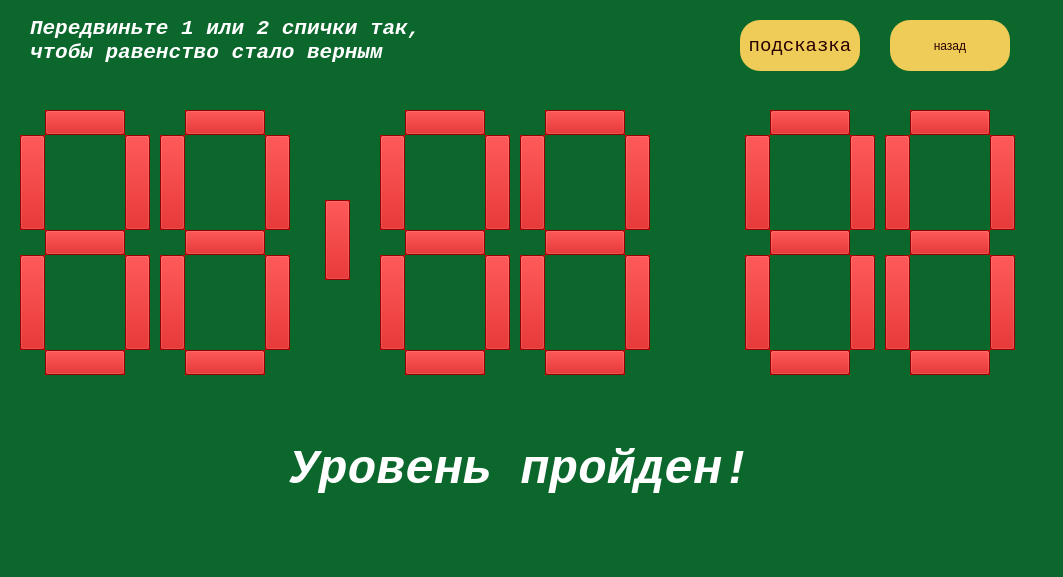
Before: the Qt Designer form matches_puzzles/gui.ui in Mihail-Ko/up, drawn with Qt 5.
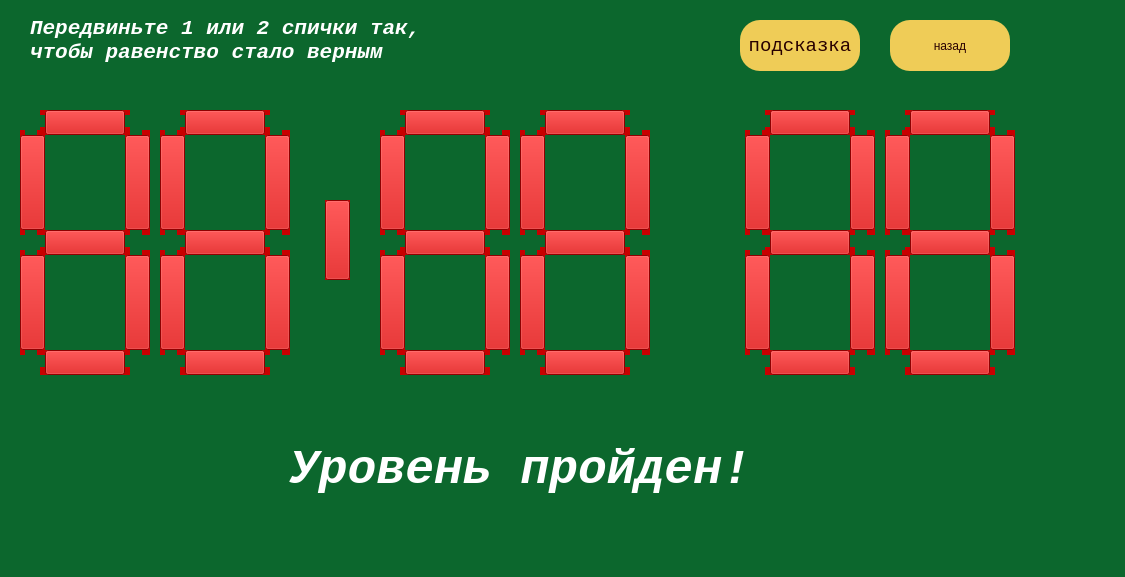
After: the same form once the commit is applied. The open tabs and pages were chosen to show the change. Icons and pictures are not drawn.

Patch:
```diff
--- a/matches_puzzles/gui.ui
+++ b/matches_puzzles/gui.ui
@@ -6,7 +6,7 @@
    <rect>
     <x>0</x>
     <y>0</y>
-    <width>1063</width>
+    <width>1125</width>
     <height>577</height>
    </rect>
   </property>
@@ -190,9 +190,9 @@
            <widget class="QLabel" name="label_h13">
             <property name="geometry">
              <rect>
-              <x>25</x>
+              <x>20</x>
               <y>240</y>
-              <width>80</width>
+              <width>90</width>
               <height>25</height>
              </rect>
             </property>
@@ -207,9 +207,9 @@
             <property name="geometry">
              <rect>
               <x>0</x>
-              <y>25</y>
+              <y>20</y>
               <width>25</width>
-              <height>95</height>
+              <height>105</height>
              </rect>
             </property>
             <property name="styleSheet">
@@ -222,9 +222,9 @@
            <widget class="QLabel" name="label_h11">
             <property name="geometry">
              <rect>
-              <x>25</x>
+              <x>20</x>
               <y>0</y>
-              <width>80</width>
+              <width>90</width>
               <height>25</height>
              </rect>
             </property>
@@ -279,9 +279,9 @@
            <widget class="QLabel" name="label_h12">
             <property name="geometry">
              <rect>
-              <x>25</x>
+              <x>20</x>
               <y>120</y>
-              <width>80</width>
+              <width>90</width>
               <height>25</height>
              </rect>
             </property>
@@ -394,9 +394,9 @@
             <property name="geometry">
              <rect>
               <x>105</x>
-              <y>25</y>
+              <y>20</y>
               <width>25</width>
-              <height>95</height>
+              <height>105</height>
              </rect>
             </property>
             <property name="styleSheet">
@@ -440,9 +440,9 @@
             <property name="geometry">
              <rect>
               <x>0</x>
-              <y>145</y>
+              <y>140</y>
               <width>25</width>
-              <height>95</height>
+              <height>105</height>
              </rect>
             </property>
             <property name="styleSheet">
@@ -508,9 +508,9 @@
             <property name="geometry">
              <rect>
               <x>105</x>
-              <y>145</y>
+              <y>140</y>
               <width>25</width>
-              <height>95</height>
+              <height>105</height>
              </rect>
             </property>
             <property name="styleSheet">
@@ -688,9 +688,9 @@
            <widget class="QLabel" name="label_h23">
             <property name="geometry">
              <rect>
-              <x>25</x>
+              <x>20</x>
               <y>240</y>
-              <width>80</width>
+              <width>90</width>
               <height>25</height>
              </rect>
             </property>
@@ -705,9 +705,9 @@
             <property name="geometry">
              <rect>
               <x>0</x>
-              <y>25</y>
+              <y>20</y>
               <width>25</width>
-              <height>95</height>
+              <height>105</height>
              </rect>
             </property>
             <property name="styleSheet">
@@ -720,9 +720,9 @@
            <widget class="QLabel" name="label_h21">
             <property name="geometry">
              <rect>
-              <x>25</x>
+              <x>20</x>
               <y>0</y>
-              <width>80</width>
+              <width>90</width>
               <height>25</height>
              </rect>
             </property>
@@ -777,9 +777,9 @@
            <widget class="QLabel" name="label_h22">
             <property name="geometry">
              <rect>
-              <x>25</x>
+              <x>20</x>
               <y>120</y>
-              <width>80</width>
+              <width>90</width>
               <height>25</height>
              </rect>
             </property>
@@ -892,9 +892,9 @@
             <property name="geometry">
              <rect>
               <x>105</x>
-              <y>25</y>
+              <y>20</y>
               <width>25</width>
-              <height>95</height>
+              <height>105</height>
              </rect>
             </property>
             <property name="styleSheet">
@@ -938,9 +938,9 @@
             <property name="geometry">
              <rect>
               <x>0</x>
-              <y>145</y>
+              <y>140</y>
               <width>25</width>
-              <height>95</height>
+              <height>105</height>
              </rect>
             </property>
             <property name="styleSheet">
@@ -1006,9 +1006,9 @@
             <property name="geometry">
              <rect>
               <x>105</x>
-              <y>145</y>
+              <y>140</y>
               <width>25</width>
-              <height>95</height>
+              <height>105</height>
              </rect>
             </property>
             <property name="styleSheet">
@@ -1273,9 +1273,9 @@
            <widget class="QLabel" name="label_h43">
             <property name="geometry">
              <rect>
-              <x>25</x>
+              <x>20</x>
               <y>240</y>
-              <width>80</width>
+              <width>90</width>
               <height>25</height>
              </rect>
             </property>
@@ -1290,9 +1290,9 @@
             <property name="geometry">
              <rect>
               <x>0</x>
-              <y>25</y>
+              <y>20</y>
               <width>25</width>
-              <height>95</height>
+              <height>105</height>
              </rect>
             </property>
             <property name="styleSheet">
@@ -1305,9 +1305,9 @@
            <widget class="QLabel" name="label_h41">
             <property name="geometry">
              <rect>
-              <x>25</x>
+              <x>20</x>
               <y>0</y>
-              <width>80</width>
+              <width>90</width>
               <height>25</height>
              </rect>
             </property>
@@ -1362,9 +1362,9 @@
            <widget class="QLabel" name="label_h42">
             <property name="geometry">
              <rect>
-              <x>25</x>
+              <x>20</x>
               <y>120</y>
-              <width>80</width>
+              <width>90</width>
               <height>25</height>
              </rect>
             </property>
@@ -1477,9 +1477,9 @@
             <property name="geometry">
              <rect>
               <x>105</x>
-              <y>25</y>
+              <y>20</y>
               <width>25</width>
-              <height>95</height>
+              <height>105</height>
              </rect>
             </property>
             <property name="styleSheet">
@@ -1523,9 +1523,9 @@
             <property name="geometry">
              <rect>
               <x>0</x>
-              <y>145</y>
+              <y>140</y>
               <width>25</width>
-              <height>95</height>
+              <height>105</height>
              </rect>
             </property>
             <property name="styleSheet">
@@ -1591,9 +1591,9 @@
             <property name="geometry">
              <rect>
               <x>105</x>
-              <y>145</y>
+              <y>140</y>
               <width>25</width>
-              <height>95</height>
+              <height>105</height>
              </rect>
             </property>
             <property name="styleSheet">
@@ -1771,9 +1771,9 @@
            <widget class="QLabel" name="label_h33">
             <property name="geometry">
              <rect>
-              <x>25</x>
+              <x>20</x>
               <y>240</y>
-              <width>80</width>
+              <width>90</width>
               <height>25</height>
              </rect>
             </property>
@@ -1788,9 +1788,9 @@
             <property name="geometry">
              <rect>
               <x>0</x>
-              <y>25</y>
+              <y>20</y>
               <width>25</width>
-              <height>95</height>
+              <height>105</height>
              </rect>
             </property>
             <property name="styleSheet">
@@ -1803,9 +1803,9 @@
            <widget class="QLabel" name="label_h31">
             <property name="geometry">
              <rect>
-              <x>25</x>
+              <x>20</x>
               <y>0</y>
-              <width>80</width>
+              <width>90</width>
               <height>25</height>
              </rect>
             </property>
@@ -1860,9 +1860,9 @@
            <widget class="QLabel" name="label_h32">
             <property name="geometry">
              <rect>
-              <x>25</x>
+              <x>20</x>
               <y>120</y>
-              <width>80</width>
+              <width>90</width>
               <height>25</height>
              </rect>
             </property>
@@ -1975,9 +1975,9 @@
             <property name="geometry">
              <rect>
               <x>105</x>
-              <y>25</y>
+              <y>20</y>
               <width>25</width>
-              <height>95</height>
+              <height>105</height>
              </rect>
             </property>
             <property name="styleSheet">
@@ -2021,9 +2021,9 @@
             <property name="geometry">
              <rect>
               <x>0</x>
-              <y>145</y>
+              <y>140</y>
               <width>25</width>
-              <height>95</height>
+              <height>105</height>
              </rect>
             </property>
             <property name="styleSheet">
@@ -2089,9 +2089,9 @@
             <property name="geometry">
              <rect>
               <x>105</x>
-              <y>145</y>
+              <y>140</y>
               <width>25</width>
-              <height>95</height>
+              <height>105</height>
              </rect>
             </property>
             <property name="styleSheet">
@@ -2307,9 +2307,9 @@
            <widget class="QLabel" name="label_h53">
             <property name="geometry">
              <rect>
-              <x>25</x>
+              <x>20</x>
               <y>240</y>
-              <width>80</width>
+              <width>90</width>
               <height>25</height>
              </rect>
             </property>
@@ -2324,9 +2324,9 @@
             <property name="geometry">
              <rect>
               <x>0</x>
-              <y>25</y>
+              <y>20</y>
               <width>25</width>
-              <height>95</height>
+              <height>105</height>
              </rect>
             </property>
             <property name="styleSheet">
@@ -2339,9 +2339,9 @@
            <widget class="QLabel" name="label_h51">
             <property name="geometry">
              <rect>
-              <x>25</x>
+              <x>20</x>
               <y>0</y>
-              <width>80</width>
+              <width>90</width>
               <height>25</height>
              </rect>
             </property>
@@ -2396,9 +2396,9 @@
            <widget class="QLabel" name="label_h52">
             <property name="geometry">
              <rect>
-              <x>25</x>
+              <x>20</x>
               <y>120</y>
-              <width>80</width>
+              <width>90</width>
               <height>25</height>
              </rect>
             </property>
@@ -2511,9 +2511,9 @@
             <property name="geometry">
              <rect>
               <x>105</x>
-              <y>25</y>
+              <y>20</y>
               <width>25</width>
-              <height>95</height>
+              <height>105</height>
              </rect>
             </property>
             <property name="styleSheet">
@@ -2557,9 +2557,9 @@
             <property name="geometry">
              <rect>
               <x>0</x>
-              <y>145</y>
+              <y>140</y>
               <width>25</width>
-              <height>95</height>
+              <height>105</height>
              </rect>
             </property>
             <property name="styleSheet">
@@ -2625,9 +2625,9 @@
             <property name="geometry">
              <rect>
               <x>105</x>
-              <y>145</y>
+              <y>140</y>
               <width>25</width>
-              <height>95</height>
+              <height>105</height>
              </rect>
             </property>
             <property name="styleSheet">
@@ -2805,9 +2805,9 @@
            <widget class="QLabel" name="label_h63">
             <property name="geometry">
              <rect>
-              <x>25</x>
+              <x>20</x>
               <y>240</y>
-              <width>80</width>
+              <width>90</width>
               <height>25</height>
              </rect>
             </property>
@@ -2822,9 +2822,9 @@
             <property name="geometry">
              <rect>
               <x>0</x>
-              <y>25</y>
+              <y>20</y>
               <width>25</width>
-              <height>95</height>
+              <height>105</height>
              </rect>
             </property>
             <property name="styleSheet">
@@ -2837,9 +2837,9 @@
            <widget class="QLabel" name="label_h61">
             <property name="geometry">
              <rect>
-              <x>25</x>
+              <x>20</x>
               <y>0</y>
-              <width>80</width>
+              <width>90</width>
               <height>25</height>
              </rect>
             </property>
@@ -2894,9 +2894,9 @@
            <widget class="QLabel" name="label_h62">
             <property name="geometry">
              <rect>
-              <x>25</x>
+              <x>20</x>
               <y>120</y>
-              <width>80</width>
+              <width>90</width>
               <height>25</height>
              </rect>
             </property>
@@ -3009,9 +3009,9 @@
             <property name="geometry">
              <rect>
               <x>105</x>
-              <y>25</y>
+              <y>20</y>
               <width>25</width>
-              <height>95</height>
+              <height>105</height>
              </rect>
             </property>
             <property name="styleSheet">
@@ -3055,9 +3055,9 @@
             <property name="geometry">
              <rect>
               <x>0</x>
-              <y>145</y>
+              <y>140</y>
               <width>25</width>
-              <height>95</height>
+              <height>105</height>
              </rect>
             </property>
             <property name="styleSheet">
@@ -3123,9 +3123,9 @@
             <property name="geometry">
              <rect>
               <x>105</x>
-              <y>145</y>
+              <y>140</y>
               <width>25</width>
-              <height>95</height>
+              <height>105</height>
              </rect>
             </property>
             <property name="styleSheet">
```
